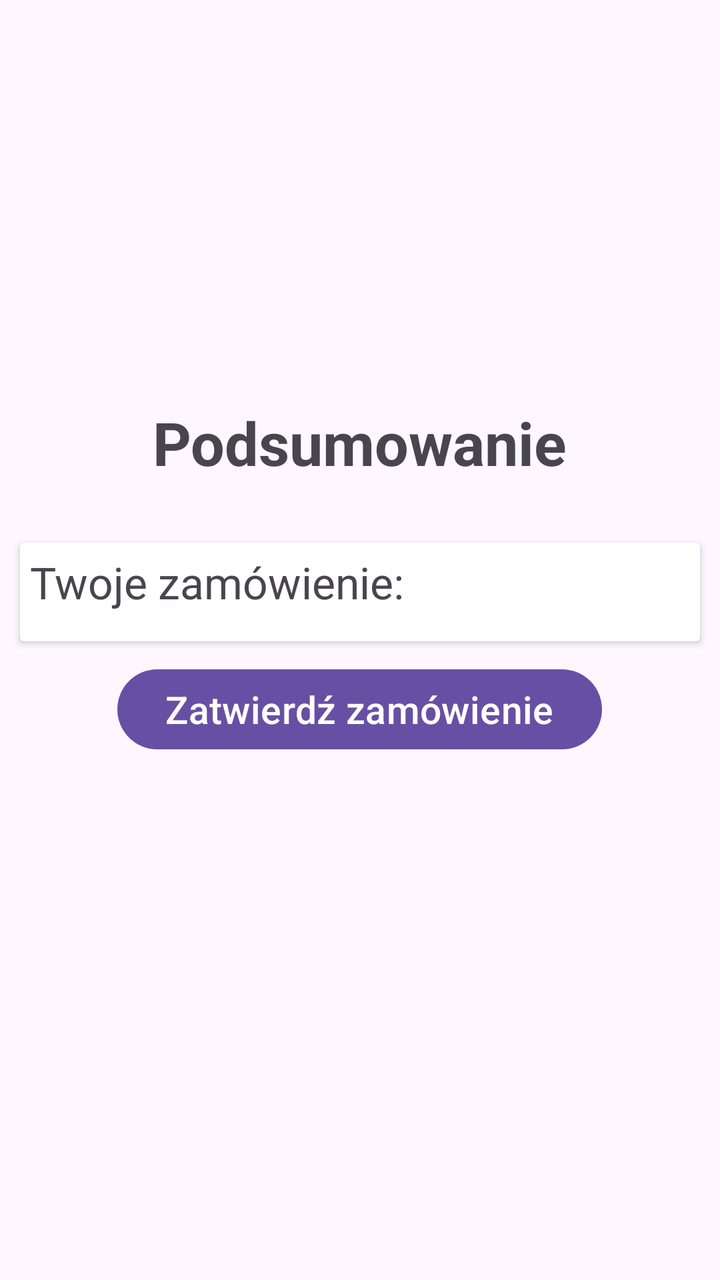
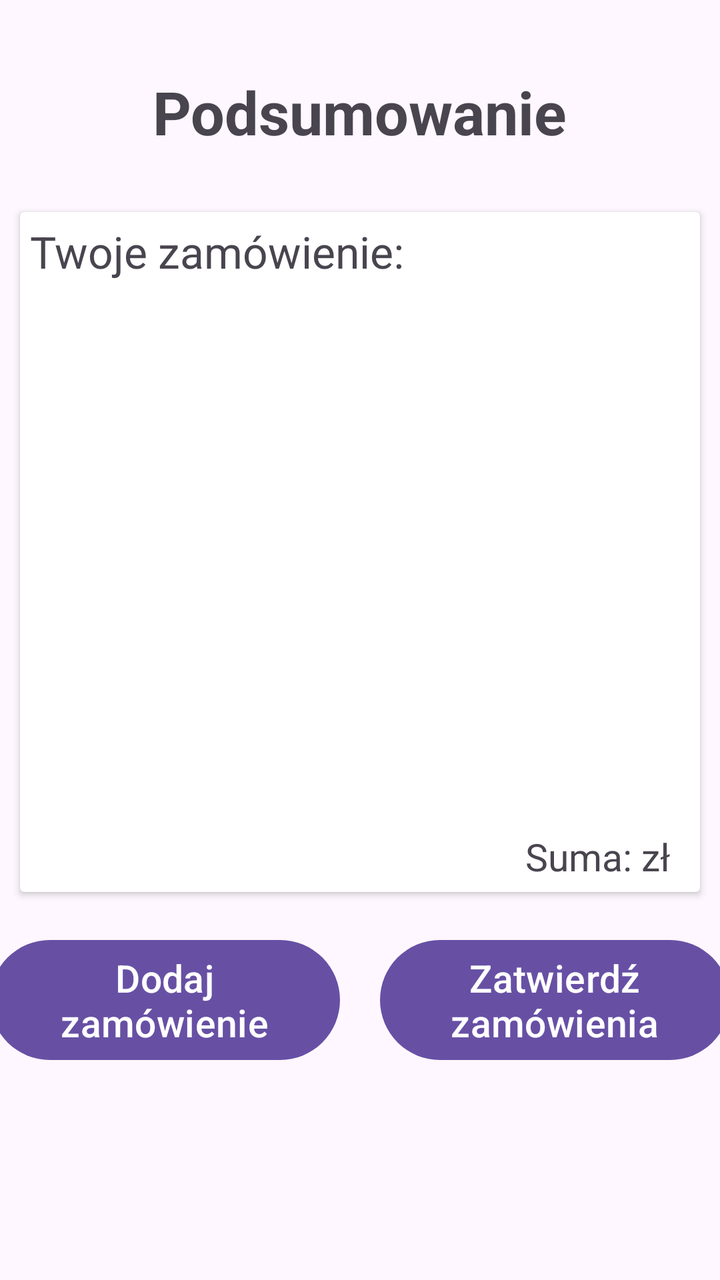

An Android layout rendered at two revisions. The XML below is the earlier revision; the diff shows what the commit changed to produce the second picture.
<!-- AndroidManifest.xml: application theme Theme.PolskaKuchniaTradycyjna -->
<!-- res/layout/fragment_summary.xml -->
<?xml version="1.0" encoding="utf-8"?>
<LinearLayout
    xmlns:android="http://schemas.android.com/apk/res/android"
    xmlns:tools="http://schemas.android.com/tools"
    android:layout_width="match_parent"
    android:layout_height="match_parent"
    tools:context=".SummaryFragment"
    android:gravity="center"
    android:orientation="vertical"
    >

    <TextView
        android:layout_width="wrap_content"
        android:layout_height="wrap_content"
        android:text="Podsumowanie"
        android:textSize="30dp"
        android:textStyle="bold"
        android:layout_margin="20dp"
        />

    <androidx.cardview.widget.CardView
        android:layout_width="match_parent"
        android:layout_height="wrap_content"
        android:layout_margin="10dp"
        >
        <LinearLayout
            android:layout_width="match_parent"
            android:layout_height="match_parent"
            android:orientation="vertical"
            >
            <TextView
                android:layout_width="wrap_content"
                android:layout_height="wrap_content"
                android:text="Twoje zamówienie:"
                android:textSize="22dp"
                android:layout_margin="5dp"
                />
            <ListView
                android:id="@+id/summaryListView"
                android:layout_width="wrap_content"
                android:layout_height="wrap_content"
                android:layout_margin="5dp"
                />
        </LinearLayout>
    </androidx.cardview.widget.CardView>

    <Button
        android:id="@+id/summaryButton"
        android:layout_width="wrap_content"
        android:layout_height="wrap_content"
        android:text="Zatwierdź zamówienie"
        android:layout_marginBottom="80dp"
        android:textSize="19dp"
        />

</LinearLayout>
<!-- resources referenced by this layout -->
<resources>
  <style name="Theme.PolskaKuchniaTradycyjna" parent="Base.Theme.PolskaKuchniaTradycyjna" />
  <style name="Base.Theme.PolskaKuchniaTradycyjna" parent="Theme.Material3.DayNight.NoActionBar">
          
          
      </style>
</resources>

<!-- the commit's change to res/layout/fragment_summary.xml (unified diff, before → after) -->
@@ -38,19 +38,44 @@
             <ListView
                 android:id="@+id/summaryListView"
                 android:layout_width="wrap_content"
+                android:layout_height="250dp"
+                android:layout_margin="10dp"
+                />
+            <TextView
+                android:id="@+id/sumSummaryTextView"
+                android:layout_width="wrap_content"
                 android:layout_height="wrap_content"
-                android:layout_margin="5dp"
+                android:text="Suma: zł"
+                android:textSize="19dp"
+                android:layout_marginRight="15dp"
+                android:layout_marginBottom="5dp"
+                android:layout_gravity="right"
                 />
         </LinearLayout>
     </androidx.cardview.widget.CardView>
 
-    <Button
-        android:id="@+id/summaryButton"
+    <LinearLayout
         android:layout_width="wrap_content"
         android:layout_height="wrap_content"
-        android:text="Zatwierdź zamówienie"
+        android:gravity="center"
+        android:orientation="horizontal"
         android:layout_marginBottom="80dp"
-        android:textSize="19dp"
-        />
-
+        >
+        <Button
+            android:id="@+id/nextOrderSummaryButton"
+            android:layout_width="175dp"
+            android:layout_height="wrap_content"
+            android:text="Dodaj zamówienie"
+            android:layout_margin="10dp"
+            android:textSize="19dp"
+            />
+        <Button
+            android:id="@+id/finishSummaryButton"
+            android:layout_width="175dp"
+            android:layout_height="wrap_content"
+            android:text="Zatwierdź zamówienia"
+            android:layout_margin="10dp"
+            android:textSize="19dp"
+            />
+    </LinearLayout>
 </LinearLayout>
